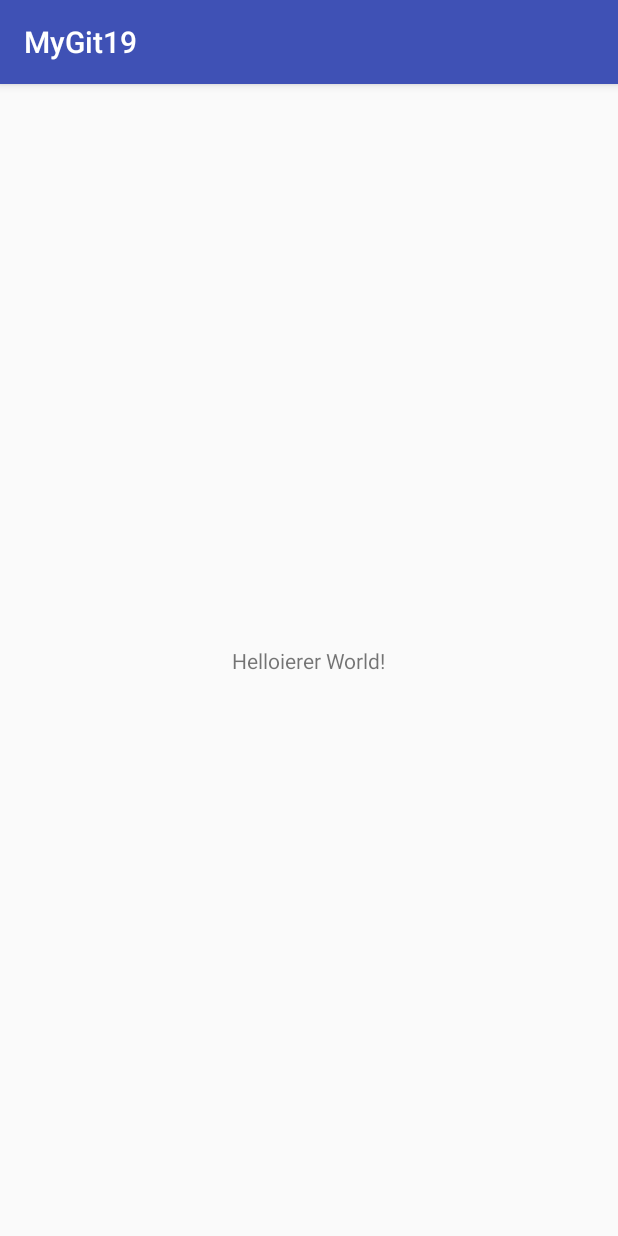
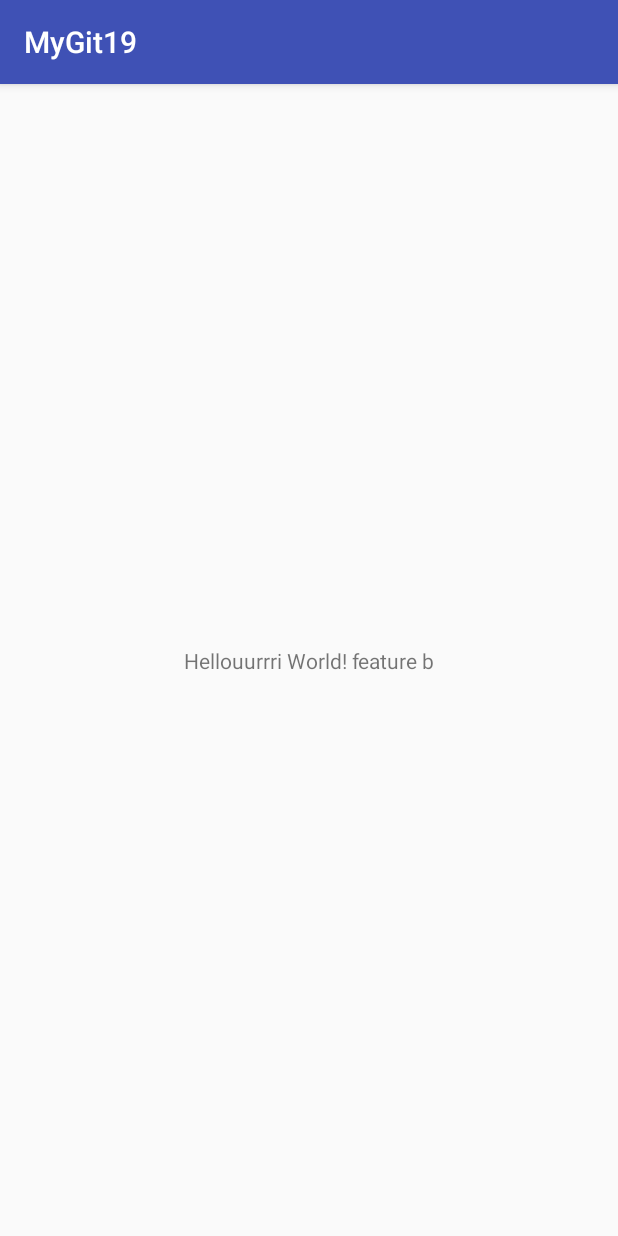
Before and after one commit to martynaskairys/MyGit19, an Android app: the screen it shows after launch (MainActivity), on a phone screen of 412 x 824 dp. Run offline under Robolectric (Android 15) with nearby library versions, the phone set to English and light mode, and no system bars.

Commit message:
changing text to feature_b

```diff
--- a/app/src/main/res/layout/activity_main.xml
+++ b/app/src/main/res/layout/activity_main.xml
@@ -9,7 +9,7 @@
     <TextView
         android:layout_width="wrap_content"
         android:layout_height="wrap_content"
-        android:text="Helloierer World!"
+        android:text="Hellouurrri World! feature b"
         app:layout_constraintBottom_toBottomOf="parent"
         app:layout_constraintLeft_toLeftOf="parent"
         app:layout_constraintRight_toRightOf="parent"
```
